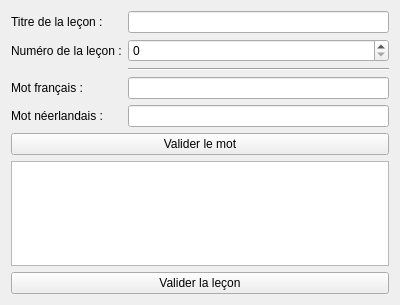
Qt form introwindow.ui (Myna65/NeoVox) before a commit.
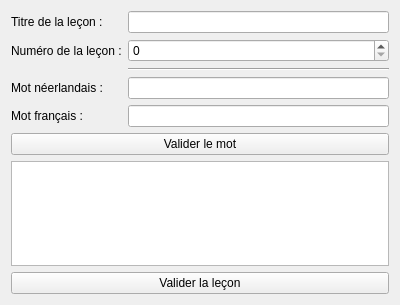
The same form after that commit.

```diff
--- a/introwindow.ui
+++ b/introwindow.ui
@@ -16,6 +16,9 @@
   <layout class="QVBoxLayout" name="verticalLayout">
    <item>
     <layout class="QFormLayout" name="formLayout">
+     <property name="fieldGrowthPolicy">
+      <enum>QFormLayout::AllNonFixedFieldsGrow</enum>
+     </property>
      <item row="0" column="0">
       <widget class="QLabel" name="titreDeLaSRieLabel">
        <property name="text">
@@ -26,15 +29,15 @@
      <item row="0" column="1">
       <widget class="QLineEdit" name="titreDeLaSRieLineEdit"/>
      </item>
-     <item row="3" column="0">
-      <widget class="QLabel" name="motFranAisLabel">
+     <item row="1" column="0">
+      <widget class="QLabel" name="numRoDeLaSRieLabel">
        <property name="text">
-        <string>Mot français :</string>
+        <string>Numéro de la leçon :</string>
        </property>
       </widget>
      </item>
-     <item row="3" column="1">
-      <widget class="QLineEdit" name="motFranAisLineEdit"/>
+     <item row="1" column="1">
+      <widget class="QSpinBox" name="numRoDeLaSRieSpinBox"/>
      </item>
      <item row="2" column="1">
       <widget class="Line" name="line">
@@ -43,26 +46,26 @@
        </property>
       </widget>
      </item>
-     <item row="4" column="0">
+     <item row="3" column="0">
       <widget class="QLabel" name="motNErlandaisLabel">
        <property name="text">
         <string>Mot néerlandais :</string>
        </property>
       </widget>
      </item>
-     <item row="4" column="1">
+     <item row="3" column="1">
       <widget class="QLineEdit" name="motNErlandaisLineEdit"/>
      </item>
-     <item row="1" column="1">
-      <widget class="QSpinBox" name="numRoDeLaSRieSpinBox"/>
-     </item>
-     <item row="1" column="0">
-      <widget class="QLabel" name="numRoDeLaSRieLabel">
+     <item row="4" column="0">
+      <widget class="QLabel" name="motFranAisLabel">
        <property name="text">
-        <string>Numéro de la leçon :</string>
+        <string>Mot français :</string>
        </property>
       </widget>
      </item>
+     <item row="4" column="1">
+      <widget class="QLineEdit" name="motFranAisLineEdit"/>
+     </item>
     </layout>
    </item>
    <item>
```
